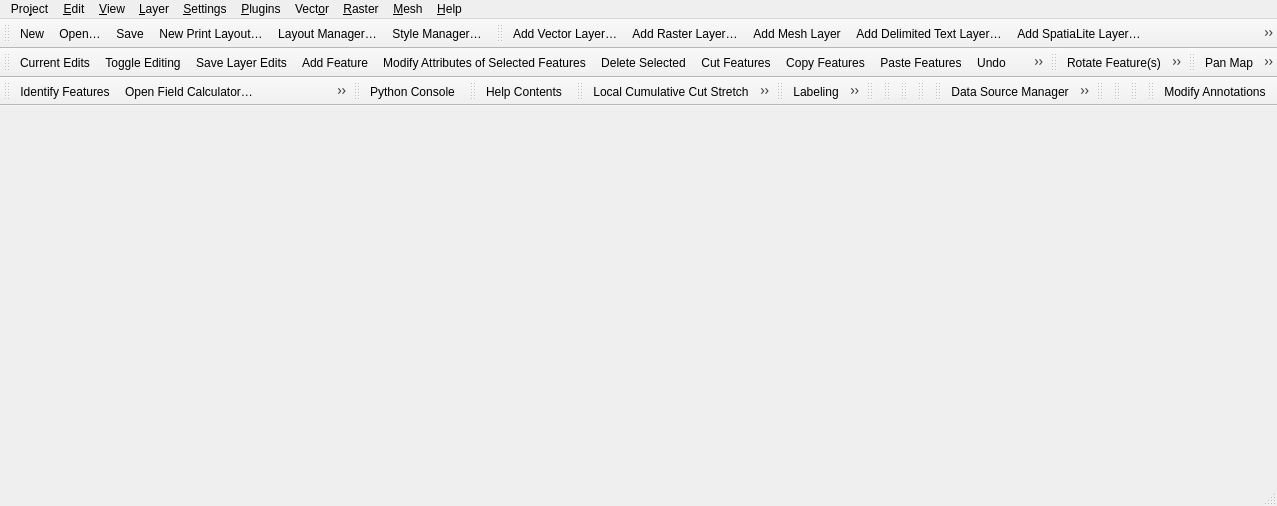
qgis/QGIS, file src/ui/qgisapp.ui: the form before one commit.
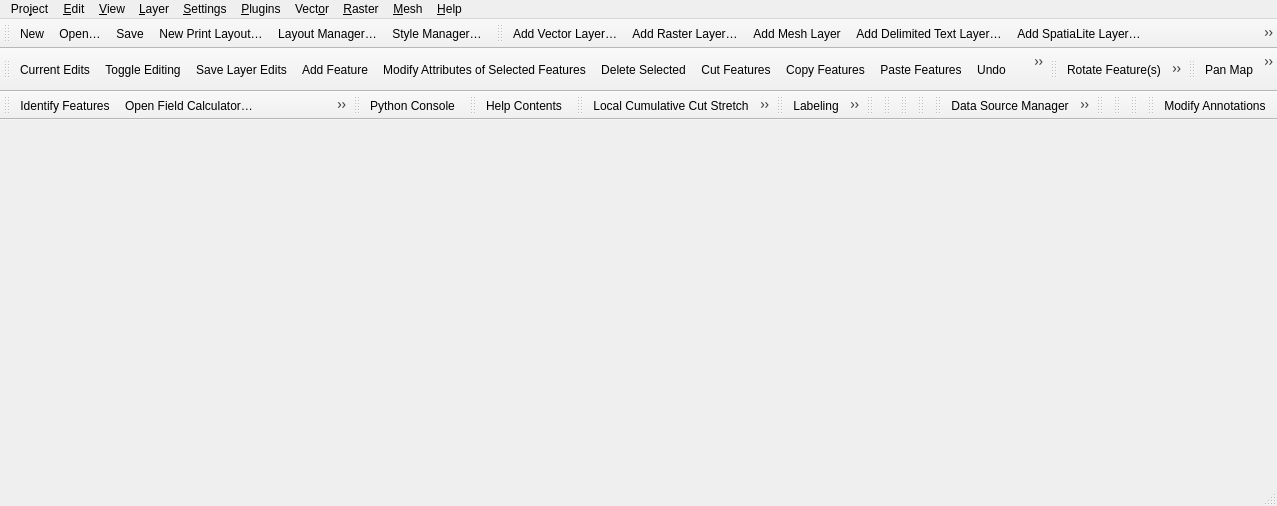
The form after the commit. Icons and pictures are not drawn.

Commit message: Ctrl modifier Offset Curve

What changed in the file:
```diff
--- a/src/ui/qgisapp.ui
+++ b/src/ui/qgisapp.ui
@@ -2240,7 +2240,8 @@
      <normaloff>:/images/themes/default/mActionOffsetCurve.svg</normaloff>:/images/themes/default/mActionOffsetCurve.svg</iconset>
    </property>
    <property name="text">
-    <string>Offset Curve</string>
+    <string>Offset Curve
+Holding Ctrl (Cmd) copies</string>
    </property>
   </action>
   <action name="mActionCopyStyle">
```
